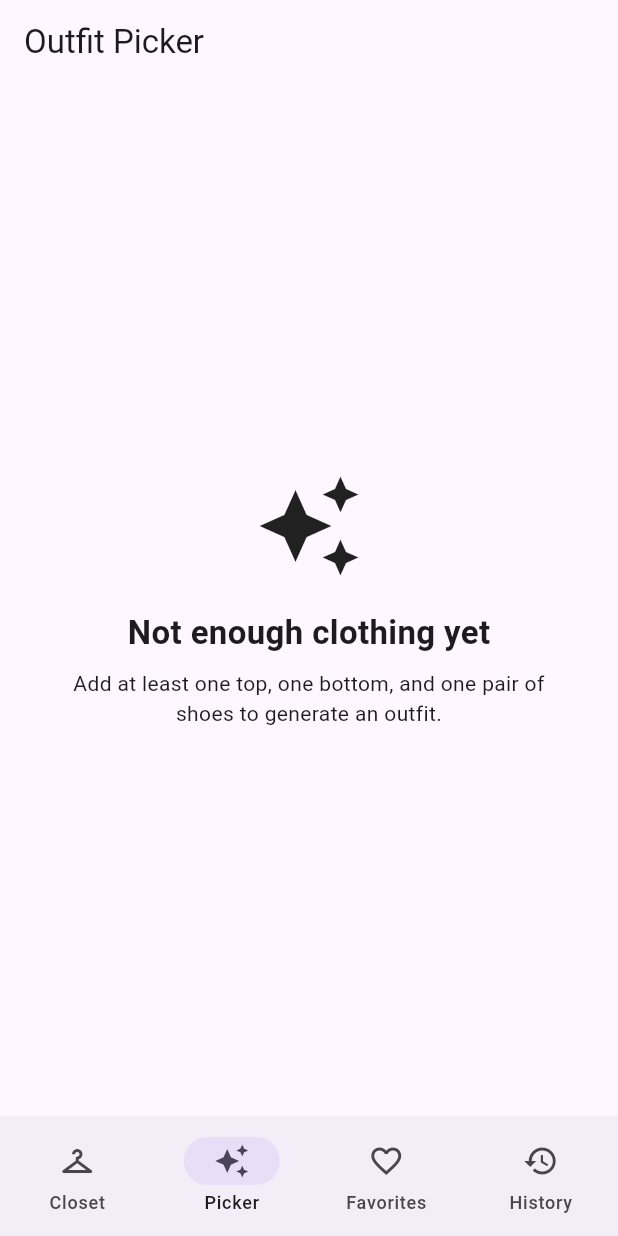
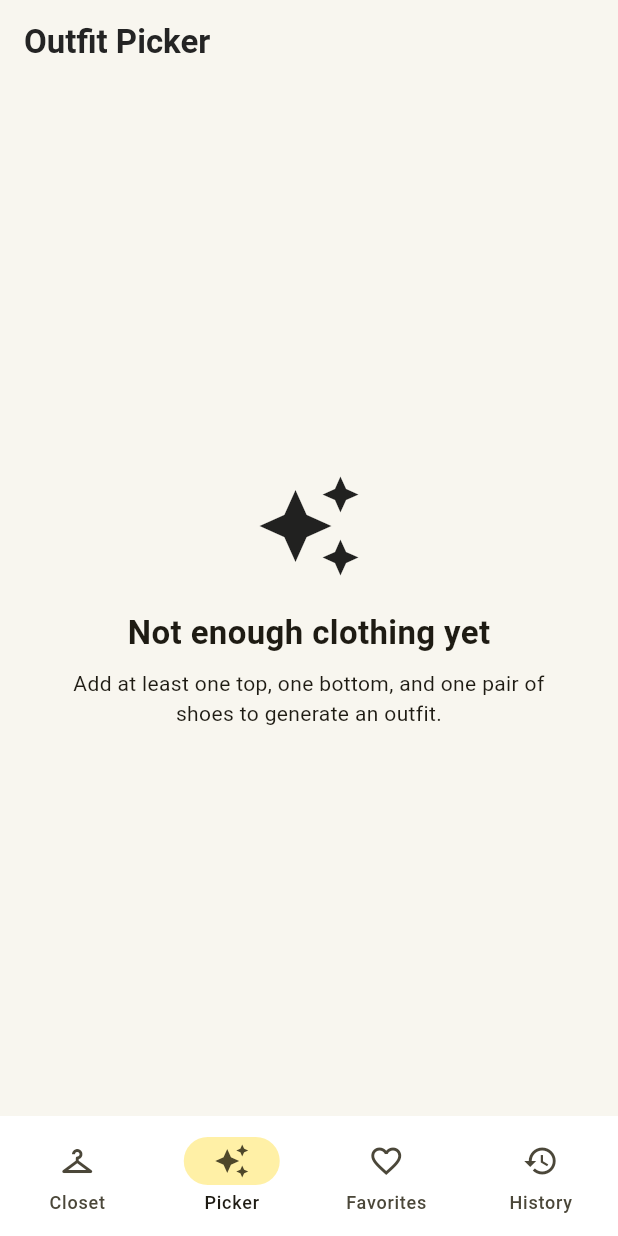
Before and after one commit to Fenet004/clueless_closet, a Flutter app: the screen it shows after launch, on a phone screen of 412 x 824 dp. Run offline on Flutter 3.47's test engine with Material 3 defaults, Android fonts, the phone set to English and light mode, and no system bars; our stand-ins replace equatable, flutter_bloc, geolocator, image_picker, sqflite; accounts and stored records are empty.

Commit message:
tidying up the UI

```diff
--- a/lib/main.dart
+++ b/lib/main.dart
@@ -5,6 +5,7 @@ import 'bloc/closet_event.dart';
 import 'screens/main_navigation_screen.dart';
 import 'services/database_service.dart';
 import 'services/image_storage_service.dart';
+import 'theme/app_theme.dart';
 
 void main() {
   runApp(const CluelessClosetApp());
@@ -25,9 +26,7 @@ class CluelessClosetApp extends StatelessWidget {
       child: MaterialApp(
         debugShowCheckedModeBanner: false,
         title: 'Clueless Closet',
-        theme: ThemeData(
-          useMaterial3: true,
-        ),
+        theme: AppTheme.lightTheme,
         home: const MainNavigationScreen(),
       ),
     );
--- a/lib/screens/main_navigation_screen.dart
+++ b/lib/screens/main_navigation_screen.dart
@@ -57,6 +57,7 @@ class _MainNavigationScreenState
         ),
         bottomNavigationBar: NavigationBar(
           selectedIndex: currentIndex,
+          labelBehavior: NavigationDestinationLabelBehavior.alwaysShow,
           onDestinationSelected: (index) {
             setState(() {
               currentIndex = index;
--- a/lib/screens/picker_screen.dart
+++ b/lib/screens/picker_screen.dart
@@ -669,6 +669,21 @@ class _PickerScreenState extends State<PickerScreen> {
     );
   }
 
+  Widget _buildSectionTitle(String title) {
+    return Padding(
+      padding: const EdgeInsets.only(bottom: 8),
+      child: Text(
+        title,
+        style: const TextStyle(
+          fontSize: 13,
+          fontWeight: FontWeight.w800,
+          letterSpacing: 1.2,
+          color: Colors.black54,
+        ),
+      ),
+    );
+  }
+
   @override
   Widget build(BuildContext context) {
     return BlocBuilder<
@@ -754,6 +769,26 @@ class _PickerScreenState extends State<PickerScreen> {
                     CrossAxisAlignment
                         .stretch,
                 children: [
+                  const Text(
+                    'Build your look',
+                    style: TextStyle(
+                      fontSize: 28,
+                      fontWeight: FontWeight.w800,
+                    ),
+                  ),
+
+                  const SizedBox(height: 6),
+
+                  const Text(
+                    'Choose your plans and let your closet do the rest.',
+                    style: TextStyle(
+                      fontSize: 14,
+                      color: Colors.black54,
+                    ),
+                  ),
+
+                  const SizedBox(height: 20),
+
                   _buildWeatherCard(),
 
                   const SizedBox(
@@ -792,13 +827,7 @@ class _PickerScreenState extends State<PickerScreen> {
 
                   const SizedBox(height: 28),
 
-                  const Text(
-                    'TOP',
-                    textAlign: TextAlign.center,
-                    style: TextStyle(
-                      fontWeight: FontWeight.bold,
-                    ),
-                  ),
+                  _buildSectionTitle('TOP'),
 
                   const SizedBox(height: 8),
 
@@ -828,15 +857,7 @@ class _PickerScreenState extends State<PickerScreen> {
                     height: 24,
                   ),
 
-                  const Text(
-                    'BOTTOM',
-                    textAlign:
-                        TextAlign.center,
-                    style: TextStyle(
-                      fontWeight:
-                          FontWeight.bold,
-                    ),
-                  ),
+                  _buildSectionTitle('BOTTOM'),
 
                   const SizedBox(
                     height: 8,
@@ -869,15 +890,7 @@ class _PickerScreenState extends State<PickerScreen> {
                     height: 24,
                   ),
 
-                  const Text(
-                    'SHOES',
-                    textAlign:
-                        TextAlign.center,
-                    style: TextStyle(
-                      fontWeight:
-                          FontWeight.bold,
-                    ),
-                  ),
+                  _buildSectionTitle('SHOES'),
 
                   const SizedBox(
                     height: 8,
--- /dev/null
+++ b/lib/theme/app_theme.dart
@@ -0,0 +1,114 @@
+import 'package:flutter/material.dart';
+
+class AppTheme {
+  static const Color primary = Color(0xFFE5C63B);
+  static const Color dark = Color(0xFF242424);
+  static const Color background = Color(0xFFF8F6EF);
+  static const Color surface = Colors.white;
+  static const Color muted = Color(0xFF6F6F6F);
+
+  static ThemeData get lightTheme {
+    final colorScheme = ColorScheme.fromSeed(
+      seedColor: primary,
+      brightness: Brightness.light,
+      surface: surface,
+    );
+
+    return ThemeData(
+      useMaterial3: true,
+      colorScheme: colorScheme,
+      scaffoldBackgroundColor: background,
+
+      appBarTheme: const AppBarTheme(
+        backgroundColor: background,
+        foregroundColor: dark,
+        elevation: 0,
+        centerTitle: false,
+        titleTextStyle: TextStyle(
+          color: dark,
+          fontSize: 22,
+          fontWeight: FontWeight.w700,
+        ),
+      ),
+
+      cardTheme: CardThemeData(
+        color: surface,
+        elevation: 0,
+        margin: EdgeInsets.zero,
+        shape: RoundedRectangleBorder(
+          borderRadius: BorderRadius.circular(20),
+          side: BorderSide(
+            color: Colors.black12,
+          ),
+        ),
+      ),
+
+      elevatedButtonTheme: ElevatedButtonThemeData(
+        style: ElevatedButton.styleFrom(
+          backgroundColor: dark,
+          foregroundColor: Colors.white,
+          minimumSize: const Size.fromHeight(52),
+          shape: RoundedRectangleBorder(
+            borderRadius: BorderRadius.circular(16),
+          ),
+          textStyle:const TextStyle(
+            fontWeight: FontWeight.w700,
+            letterSpacing: 0.5,
+          ),
+        ),
+      ),
+
+      outlinedButtonTheme: OutlinedButtonThemeData(
+        style: OutlinedButton.styleFrom(
+          foregroundColor: dark,
+          minimumSize: const Size.fromHeight(48),
+          side: const BorderSide(
+            color: Colors.black26,
+          ),
+          shape: RoundedRectangleBorder(
+            borderRadius: BorderRadius.circular(16),
+          ),
+        ),
+      ),
+
+      inputDecorationTheme: InputDecorationTheme(
+        filled: true,
+        fillColor: Colors.white,
+        border: OutlineInputBorder(
+          borderRadius: BorderRadius.circular(16),
+          borderSide: BorderSide.none,
+        ),
+        enabledBorder: OutlineInputBorder(
+          borderRadius: BorderRadius.circular(16),
+          borderSide: const BorderSide(
+            color: Colors.black12,
+          ),
+        ),
+        focusedBorder: OutlineInputBorder(
+          borderRadius: BorderRadius.circular(16),
+          borderSide: const BorderSide(
+            color: primary,
+            width: 2,
+          ),
+        ),
+      ),
+
+      navigationBarTheme: const NavigationBarThemeData(
+        backgroundColor: Colors.white,
+        indicatorColor: Color(0xFFFFF0A6),
+        elevation: 0,
+      ),
+
+      chipTheme: ChipThemeData(
+        backgroundColor: Colors.white,
+        selectedColor: const Color(0xFFFFF0A6),
+        side: const BorderSide(
+          color: Colors.black12,
+        ),
+        shape: RoundedRectangleBorder(
+          borderRadius: BorderRadius.circular(14),
+        ),
+      ),
+    );
+  }
+}
```
